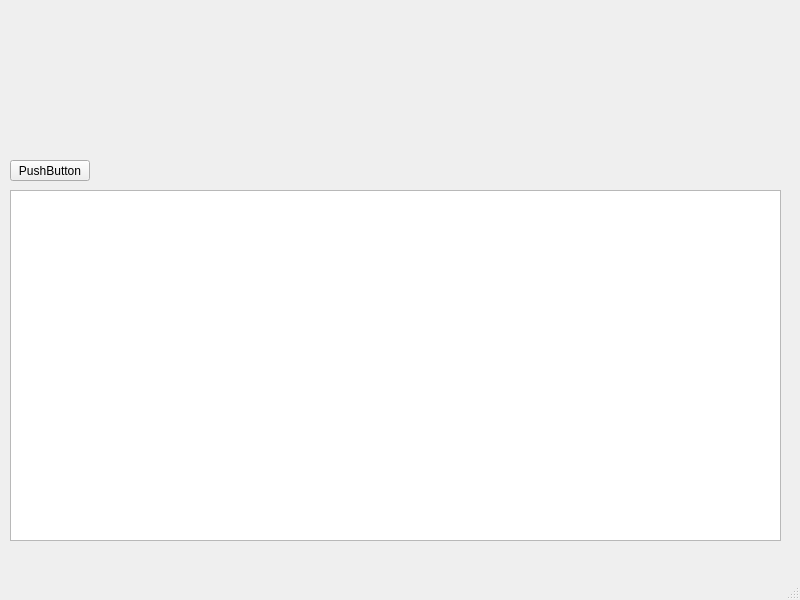
The window that syntaxHighlightingExample/mainwindow.ui (gitnitrosbase/QtAdmin) describes before a commit, drawn with Qt 5.
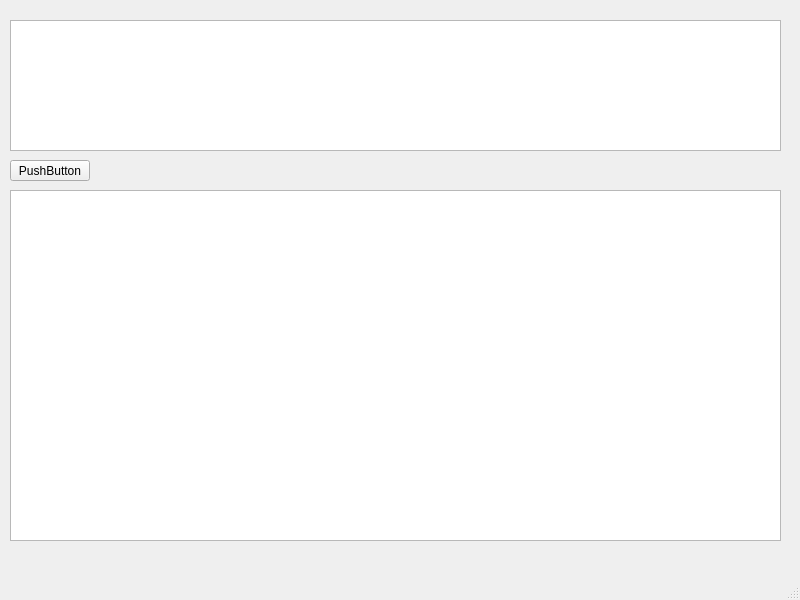
The same window after the commit.

What changed in the file:
```diff
--- a/syntaxHighlightingExample/mainwindow.ui
+++ b/syntaxHighlightingExample/mainwindow.ui
@@ -37,6 +37,16 @@
      </rect>
     </property>
    </widget>
+   <widget class="QTextEdit" name="input">
+    <property name="geometry">
+     <rect>
+      <x>10</x>
+      <y>20</y>
+      <width>771</width>
+      <height>131</height>
+     </rect>
+    </property>
+   </widget>
   </widget>
   <widget class="QMenuBar" name="menubar">
    <property name="geometry">
```
Left out of the diff: 4 changed lines with no effect on the pictures.
